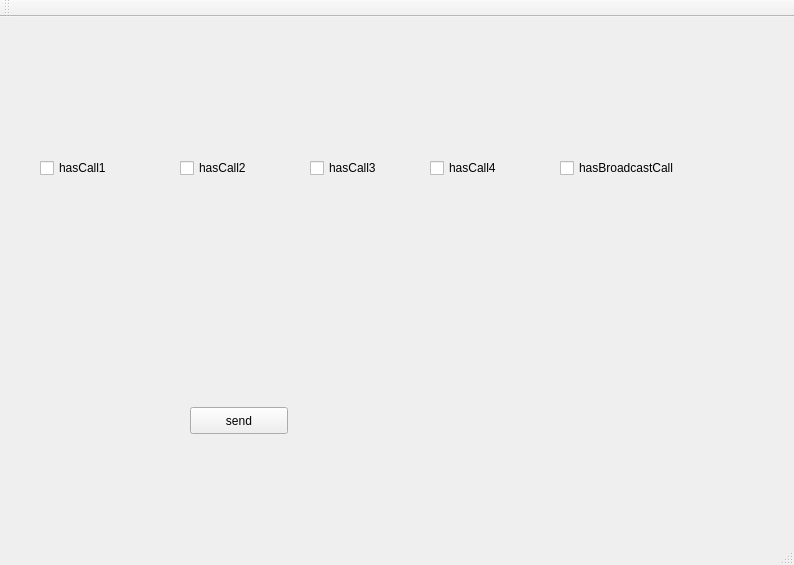
This is mainwindow.ui in zhangxuran11/BroadcastControllerPkgDemo as Qt 5 draws it before an edit. The edited form follows.
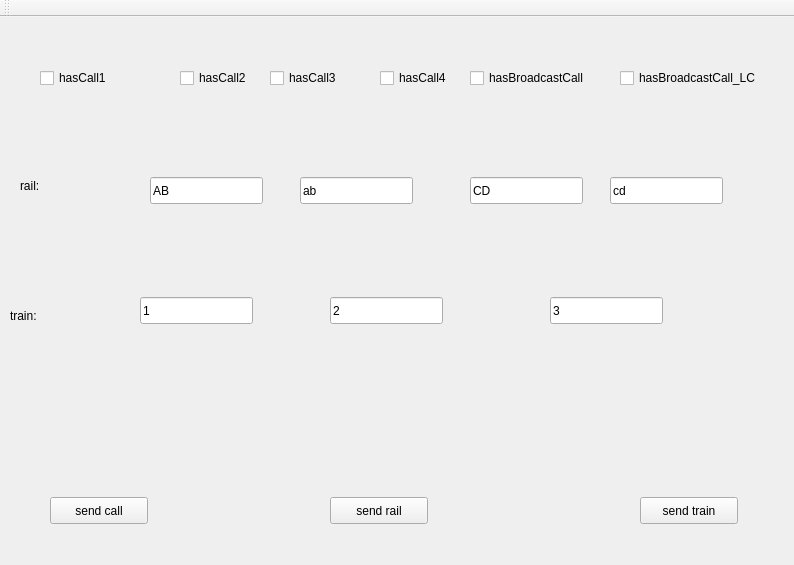
This is the edited form.

What changed in the file:
```diff
--- a/mainwindow.ui
+++ b/mainwindow.ui
@@ -17,21 +17,21 @@
    <widget class="QPushButton" name="pushButton">
     <property name="geometry">
      <rect>
-      <x>190</x>
-      <y>390</y>
+      <x>50</x>
+      <y>480</y>
       <width>98</width>
       <height>27</height>
      </rect>
     </property>
     <property name="text">
-     <string>send</string>
+     <string>send call</string>
     </property>
    </widget>
    <widget class="QCheckBox" name="hasCall1">
     <property name="geometry">
      <rect>
       <x>40</x>
-      <y>140</y>
+      <y>50</y>
       <width>97</width>
       <height>22</height>
      </rect>
@@ -44,7 +44,7 @@
     <property name="geometry">
      <rect>
       <x>180</x>
-      <y>140</y>
+      <y>50</y>
       <width>97</width>
       <height>22</height>
      </rect>
@@ -56,8 +56,8 @@
    <widget class="QCheckBox" name="hasCall3">
     <property name="geometry">
      <rect>
-      <x>310</x>
-      <y>140</y>
+      <x>270</x>
+      <y>50</y>
       <width>97</width>
       <height>22</height>
      </rect>
@@ -69,8 +69,8 @@
    <widget class="QCheckBox" name="hasCall4">
     <property name="geometry">
      <rect>
-      <x>430</x>
-      <y>140</y>
+      <x>380</x>
+      <y>50</y>
       <width>97</width>
       <height>22</height>
      </rect>
@@ -82,8 +82,8 @@
    <widget class="QCheckBox" name="hasBroadcastCall">
     <property name="geometry">
      <rect>
-      <x>560</x>
-      <y>140</y>
+      <x>470</x>
+      <y>50</y>
       <width>161</width>
       <height>22</height>
      </rect>
@@ -95,16 +95,165 @@
      <bool>false</bool>
     </property>
    </widget>
-  </widget>
-  <widget class="QMenuBar" name="menuBar">
-   <property name="geometry">
-    <rect>
-     <x>0</x>
-     <y>0</y>
-     <width>794</width>
-     <height>26</height>
-    </rect>
-   </property>
+   <widget class="QPushButton" name="rail">
+    <property name="geometry">
+     <rect>
+      <x>330</x>
+      <y>480</y>
+      <width>98</width>
+      <height>27</height>
+     </rect>
+    </property>
+    <property name="text">
+     <string>send rail</string>
+    </property>
+   </widget>
+   <widget class="QPushButton" name="sendtrain">
+    <property name="geometry">
+     <rect>
+      <x>640</x>
+      <y>480</y>
+      <width>98</width>
+      <height>27</height>
+     </rect>
+    </property>
+    <property name="text">
+     <string>send train</string>
+    </property>
+   </widget>
+   <widget class="QLineEdit" name="rail_s_en_line">
+    <property name="geometry">
+     <rect>
+      <x>150</x>
+      <y>160</y>
+      <width>113</width>
+      <height>27</height>
+     </rect>
+    </property>
+    <property name="text">
+     <string>AB</string>
+    </property>
+   </widget>
+   <widget class="QLineEdit" name="rail_s_th_line">
+    <property name="geometry">
+     <rect>
+      <x>300</x>
+      <y>160</y>
+      <width>113</width>
+      <height>27</height>
+     </rect>
+    </property>
+    <property name="text">
+     <string>ab</string>
+    </property>
+   </widget>
+   <widget class="QLineEdit" name="rail_e_en_line">
+    <property name="geometry">
+     <rect>
+      <x>470</x>
+      <y>160</y>
+      <width>113</width>
+      <height>27</height>
+     </rect>
+    </property>
+    <property name="text">
+     <string>CD</string>
+    </property>
+   </widget>
+   <widget class="QLineEdit" name="rail_e_th_line">
+    <property name="geometry">
+     <rect>
+      <x>610</x>
+      <y>160</y>
+      <width>113</width>
+      <height>27</height>
+     </rect>
+    </property>
+    <property name="text">
+     <string>cd</string>
+    </property>
+   </widget>
+   <widget class="QLabel" name="label">
+    <property name="geometry">
+     <rect>
+      <x>20</x>
+      <y>160</y>
+      <width>66</width>
+      <height>17</height>
+     </rect>
+    </property>
+    <property name="text">
+     <string>rail:</string>
+    </property>
+   </widget>
+   <widget class="QLabel" name="label_2">
+    <property name="geometry">
+     <rect>
+      <x>10</x>
+      <y>290</y>
+      <width>66</width>
+      <height>17</height>
+     </rect>
+    </property>
+    <property name="text">
+     <string>train:</string>
+    </property>
+   </widget>
+   <widget class="QLineEdit" name="train_trainID__line">
+    <property name="geometry">
+     <rect>
+      <x>140</x>
+      <y>280</y>
+      <width>113</width>
+      <height>27</height>
+     </rect>
+    </property>
+    <property name="text">
+     <string>1</string>
+    </property>
+   </widget>
+   <widget class="QLineEdit" name="train_carID__line">
+    <property name="geometry">
+     <rect>
+      <x>330</x>
+      <y>280</y>
+      <width>113</width>
+      <height>27</height>
+     </rect>
+    </property>
+    <property name="text">
+     <string>2</string>
+    </property>
+   </widget>
+   <widget class="QLineEdit" name="train_sp__line">
+    <property name="geometry">
+     <rect>
+      <x>550</x>
+      <y>280</y>
+      <width>113</width>
+      <height>27</height>
+     </rect>
+    </property>
+    <property name="text">
+     <string>3</string>
+    </property>
+   </widget>
+   <widget class="QCheckBox" name="hasBroadcastCall_LC">
+    <property name="geometry">
+     <rect>
+      <x>620</x>
+      <y>50</y>
+      <width>161</width>
+      <height>22</height>
+     </rect>
+    </property>
+    <property name="text">
+     <string>hasBroadcastCall_LC</string>
+    </property>
+    <property name="tristate">
+     <bool>false</bool>
+    </property>
+   </widget>
   </widget>
   <widget class="QToolBar" name="mainToolBar">
    <attribute name="toolBarArea">
@@ -114,7 +263,6 @@
     <bool>false</bool>
    </attribute>
   </widget>
-  <widget class="QStatusBar" name="statusBar"/>
  </widget>
  <layoutdefault spacing="6" margin="11"/>
  <resources/>
```
Left out of the diff: 2 changed lines with no effect on the pictures.
